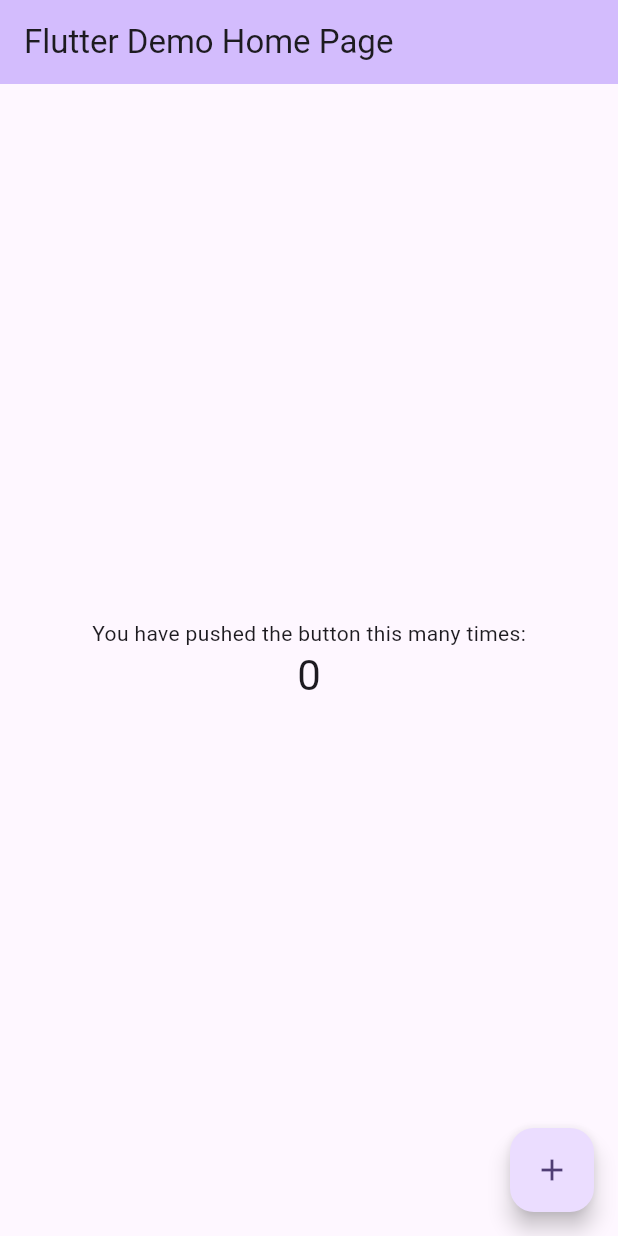
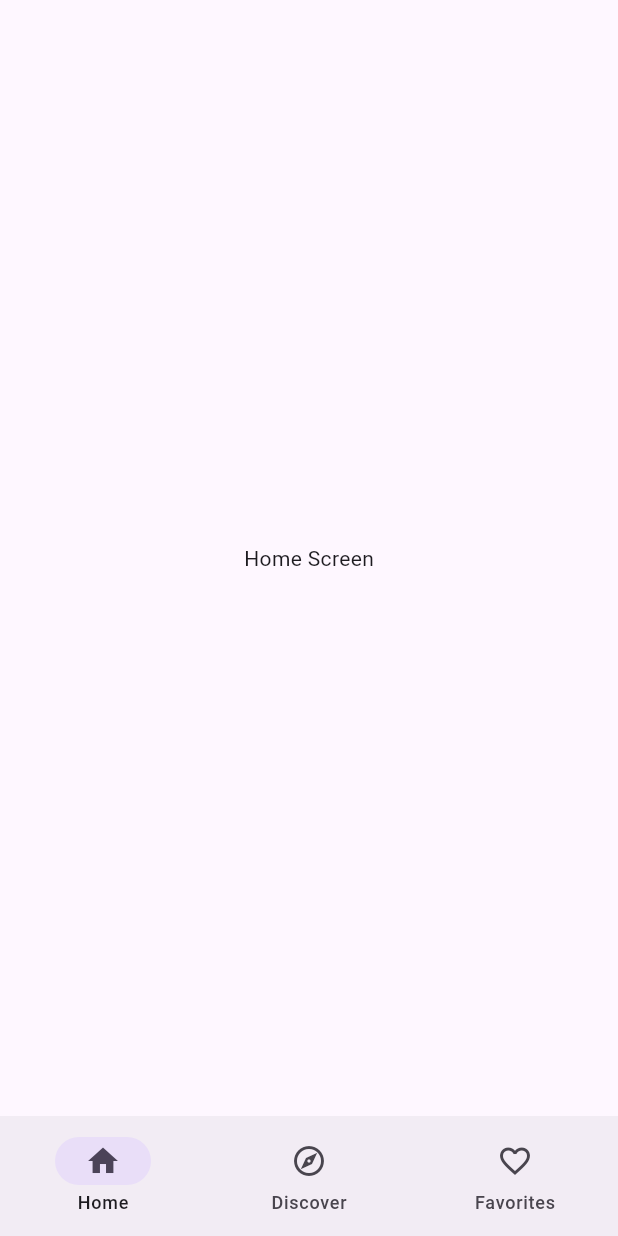
Before and after one commit to thizarakavinda/melodex, a Flutter app: the screen it shows after launch, on a phone screen of 412 x 824 dp. Run offline on Flutter 3.47's test engine with Material 3 defaults, Android fonts, the phone set to English and light mode, and no system bars.

Commit message:
setup navigation between screens

```diff
--- a/lib/main.dart
+++ b/lib/main.dart
@@ -1,4 +1,5 @@
 import 'package:flutter/material.dart';
+import 'package:melodex/views/main_view.dart';
 
 void main() {
   runApp(const MyApp());
@@ -7,116 +8,16 @@ void main() {
 class MyApp extends StatelessWidget {
   const MyApp({super.key});
 
-  // This widget is the root of your application.
   @override
   Widget build(BuildContext context) {
     return MaterialApp(
+      debugShowCheckedModeBanner: false,
       title: 'Flutter Demo',
       theme: ThemeData(
-        // This is the theme of your application.
-        //
-        // TRY THIS: Try running your application with "flutter run". You'll see
-        // the application has a purple toolbar. Then, without quitting the app,
-        // try changing the seedColor in the colorScheme below to Colors.green
-        // and then invoke "hot reload" (save your changes or press the "hot
-        // reload" button in a Flutter-supported IDE, or press "r" if you used
-        // the command line to start the app).
-        //
-        // Notice that the counter didn't reset back to zero; the application
-        // state is not lost during the reload. To reset the state, use hot
-        // restart instead.
-        //
-        // This works for code too, not just values: Most code changes can be
-        // tested with just a hot reload.
+        useMaterial3: true,
         colorScheme: .fromSeed(seedColor: Colors.deepPurple),
       ),
-      home: const MyHomePage(title: 'Flutter Demo Home Page'),
+      home: const MainView(),
     );
   }
 }
-
-class MyHomePage extends StatefulWidget {
-  const MyHomePage({super.key, required this.title});
-
-  // This widget is the home page of your application. It is stateful, meaning
-  // that it has a State object (defined below) that contains fields that affect
-  // how it looks.
-
-  // This class is the configuration for the state. It holds the values (in this
-  // case the title) provided by the parent (in this case the App widget) and
-  // used by the build method of the State. Fields in a Widget subclass are
-  // always marked "final".
-
-  final String title;
-
-  @override
-  State<MyHomePage> createState() => _MyHomePageState();
-}
-
-class _MyHomePageState extends State<MyHomePage> {
-  int _counter = 0;
-
-  void _incrementCounter() {
-    setState(() {
-      // This call to setState tells the Flutter framework that something has
-      // changed in this State, which causes it to rerun the build method below
-      // so that the display can reflect the updated values. If we changed
-      // _counter without calling setState(), then the build method would not be
-      // called again, and so nothing would appear to happen.
-      _counter++;
-    });
-  }
-
-  @override
-  Widget build(BuildContext context) {
-    // This method is rerun every time setState is called, for instance as done
-    // by the _incrementCounter method above.
-    //
-    // The Flutter framework has been optimized to make rerunning build methods
-    // fast, so that you can just rebuild anything that needs updating rather
-    // than having to individually change instances of widgets.
-    return Scaffold(
-      appBar: AppBar(
-        // TRY THIS: Try changing the color here to a specific color (to
-        // Colors.amber, perhaps?) and trigger a hot reload to see the AppBar
-        // change color while the other colors stay the same.
-        backgroundColor: Theme.of(context).colorScheme.inversePrimary,
-        // Here we take the value from the MyHomePage object that was created by
-        // the App.build method, and use it to set our appbar title.
-        title: Text(widget.title),
-      ),
-      body: Center(
-        // Center is a layout widget. It takes a single child and positions it
-        // in the middle of the parent.
-        child: Column(
-          // Column is also a layout widget. It takes a list of children and
-          // arranges them vertically. By default, it sizes itself to fit its
-          // children horizontally, and tries to be as tall as its parent.
-          //
-          // Column has various properties to control how it sizes itself and
-          // how it positions its children. Here we use mainAxisAlignment to
-          // center the children vertically; the main axis here is the vertical
-          // axis because Columns are vertical (the cross axis would be
-          // horizontal).
-          //
-          // TRY THIS: Invoke "debug painting" (choose the "Toggle Debug Paint"
-          // action in the IDE, or press "p" in the console), to see the
-          // wireframe for each widget.
-          mainAxisAlignment: .center,
-          children: [
-            const Text('You have pushed the button this many times:'),
-            Text(
-              '$_counter',
-              style: Theme.of(context).textTheme.headlineMedium,
-            ),
-          ],
-        ),
-      ),
-      floatingActionButton: FloatingActionButton(
-        onPressed: _incrementCounter,
-        tooltip: 'Increment',
-        child: const Icon(Icons.add),
-      ),
-    );
-  }
-}
--- /dev/null
+++ b/lib/views/discover_screen.dart
@@ -0,0 +1,19 @@
+import 'package:flutter/material.dart';
+
+class DiscoverScreen extends StatefulWidget {
+  const DiscoverScreen({super.key});
+
+  @override
+  State<DiscoverScreen> createState() => _DiscoverScreenState();
+}
+
+class _DiscoverScreenState extends State<DiscoverScreen> {
+  @override
+  Widget build(BuildContext context) {
+    return Scaffold(
+      body: Center(
+        child: Text("Discover Screen"),
+      ),
+    );
+  }
+}
--- a/lib/views/favorites_screen.dart
+++ b/lib/views/favorites_screen.dart
@@ -0,0 +1,19 @@
+import 'package:flutter/material.dart';
+
+class FavoritesScreen extends StatefulWidget {
+  const FavoritesScreen({super.key});
+
+  @override
+  State<FavoritesScreen> createState() => _FavoritesScreenState();
+}
+
+class _FavoritesScreenState extends State<FavoritesScreen> {
+  @override
+  Widget build(BuildContext context) {
+    return Scaffold(
+      body: Center(
+        child: Text("Favorites Screen"),
+      ),
+    );
+  }
+}
--- a/lib/views/home_screen.dart
+++ b/lib/views/home_screen.dart
@@ -0,0 +1,19 @@
+import 'package:flutter/material.dart';
+
+class HomeScreen extends StatefulWidget {
+  const HomeScreen({super.key});
+
+  @override
+  State<HomeScreen> createState() => _HomeScreenState();
+}
+
+class _HomeScreenState extends State<HomeScreen> {
+  @override
+  Widget build(BuildContext context) {
+    return Scaffold(
+      body: Center(
+        child: Text("Home Screen"),
+      ),
+    );
+  }
+}
--- /dev/null
+++ b/lib/views/main_view.dart
@@ -0,0 +1,48 @@
+import 'package:flutter/material.dart';
+import 'package:melodex/views/discover_screen.dart';
+import 'package:melodex/views/favorites_screen.dart' show FavoritesScreen;
+import 'package:melodex/views/home_screen.dart';
+
+class MainView extends StatefulWidget {
+  const MainView({super.key});
+
+  @override
+  State<MainView> createState() => _MainViewState();
+}
+
+class _MainViewState extends State<MainView> {
+  int _currentIndex = 0;
+
+  final List<Widget> _screens = [
+    const HomeScreen(),
+    const DiscoverScreen(),
+    const FavoritesScreen(),
+  ];
+  @override
+  Widget build(BuildContext context) {
+    return Scaffold(
+      body: IndexedStack(index: _currentIndex, children: _screens),
+      bottomNavigationBar: NavigationBar(
+        selectedIndex: _currentIndex,
+        onDestinationSelected: (index) => setState(() => _currentIndex = index),
+        destinations: const [
+          NavigationDestination(
+            icon: Icon(Icons.home_outlined),
+            selectedIcon: Icon(Icons.home),
+            label: 'Home',
+          ),
+          NavigationDestination(
+            icon: Icon(Icons.explore_outlined),
+            selectedIcon: Icon(Icons.explore),
+            label: 'Discover',
+          ),
+          NavigationDestination(
+            icon: Icon(Icons.favorite_outline),
+            selectedIcon: Icon(Icons.favorite),
+            label: 'Favorites',
+          ),
+        ],
+      ),
+    );
+  }
+}
--- a/pubspec.yaml
+++ b/pubspec.yaml
@@ -34,6 +34,7 @@ dependencies:
   # The following adds the Cupertino Icons font to your application.
   # Use with the CupertinoIcons class for iOS style icons.
   cupertino_icons: ^1.0.8
+  get: ^4.7.3
 
 dev_dependencies:
   flutter_test:
```
Also changed, not shown: pubspec.lock, 1 other file.
